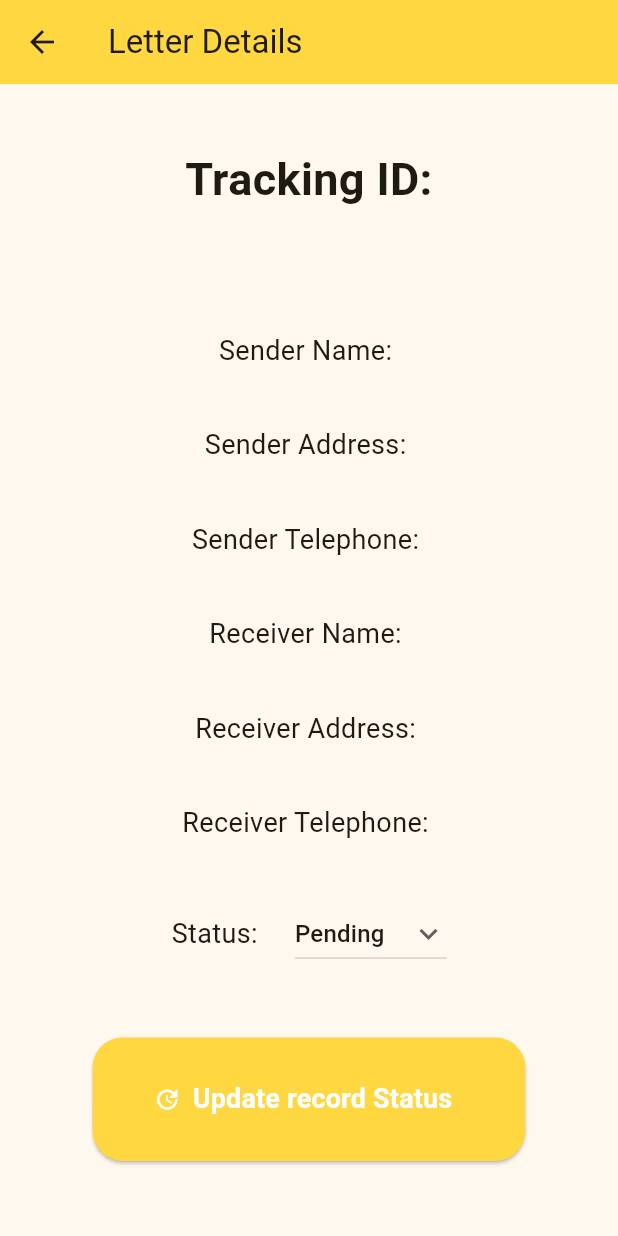
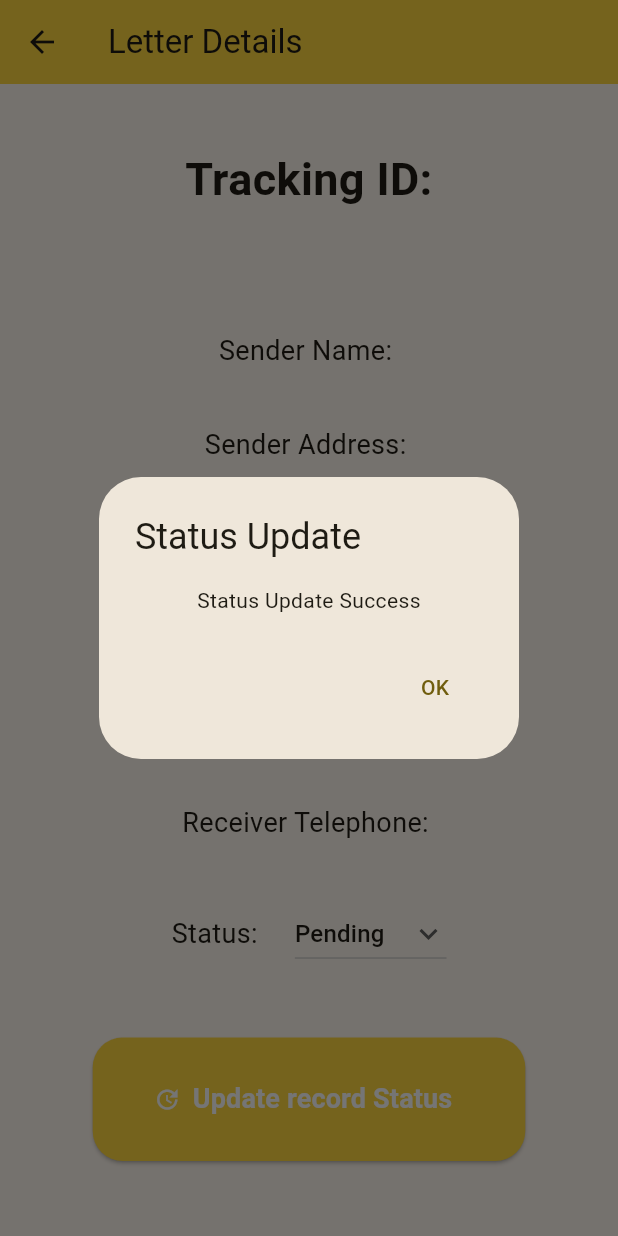
Before and after one commit to lakshan1910/Post-Office-SMS-Alert-System, a Flutter app: the LetterDetails screen opened directly with empty values, after a tap on "Update record Status", on a phone screen of 412 x 824 dp. Run offline on Flutter 3.47's test engine with Material 2 defaults, Android fonts, the phone set to English and light mode, and no system bars; our stand-ins replace cloud_firestore, firebase_auth, firebase_core; accounts and stored records are empty.

```diff
--- a/lib/screens/letterDetails.dart
+++ b/lib/screens/letterDetails.dart
@@ -22,6 +22,42 @@ class _LetterDetailsState extends State<LetterDetails> {
   String? status = "";
   String? senderID = "";
   String selectedValue = "Pending";
+
+  Future<void> updateStatus() {
+    return db
+        .collection('Letters')
+        .doc(widget.trackingID)
+        .update({'status': selectedValue})
+        .then((value) => print("Status Updated"))
+        .catchError((error) => print("Failed to update status: $error"));
+  }
+
+  showAlertDialog(BuildContext context) {
+    Widget okButton = TextButton(
+      child: const Text("OK"),
+      onPressed: () {
+        Navigator.of(context).pop();
+      },
+    );
+
+    AlertDialog alert = AlertDialog(
+      title: const Text("Status Update"),
+      content: Text(
+        "Status Update Success",
+        textAlign: TextAlign.center,
+      ),
+      actions: [
+        okButton,
+      ],
+    );
+
+    showDialog(
+      context: context,
+      builder: (BuildContext context) {
+        return alert;
+      },
+    );
+  }
 
   void getData() async {
     final ref = db.collection("Letters").doc(widget.trackingID).withConverter(
@@ -132,7 +168,14 @@ class _LetterDetailsState extends State<LetterDetails> {
                   width: MediaQuery.of(context).size.width * 0.7,
                   height: MediaQuery.of(context).size.height * 0.1,
                   child: ElevatedButton.icon(
-                    onPressed: () {},
+                    onPressed: () {
+                      try {
+                        updateStatus();
+                        showAlertDialog(context);
+                      } catch (e) {
+                        print("Failed");
+                      }
+                    },
                     icon: const Icon(Icons.update),
                     label: const Text(
                       "Update record Status",
```
